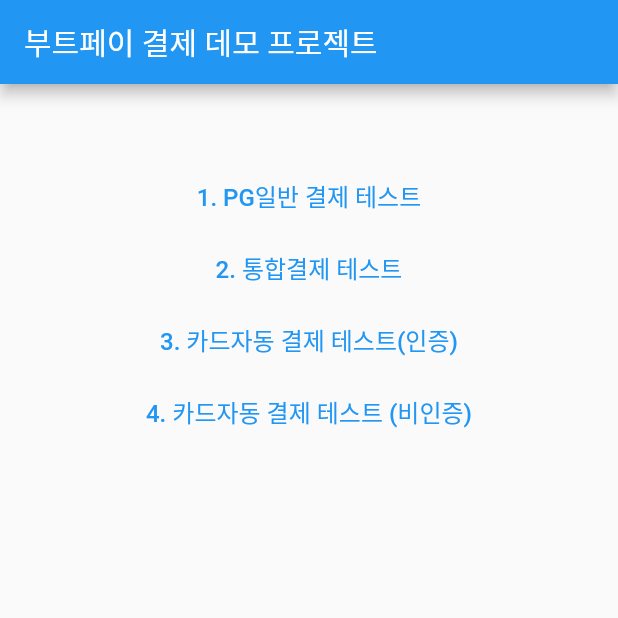
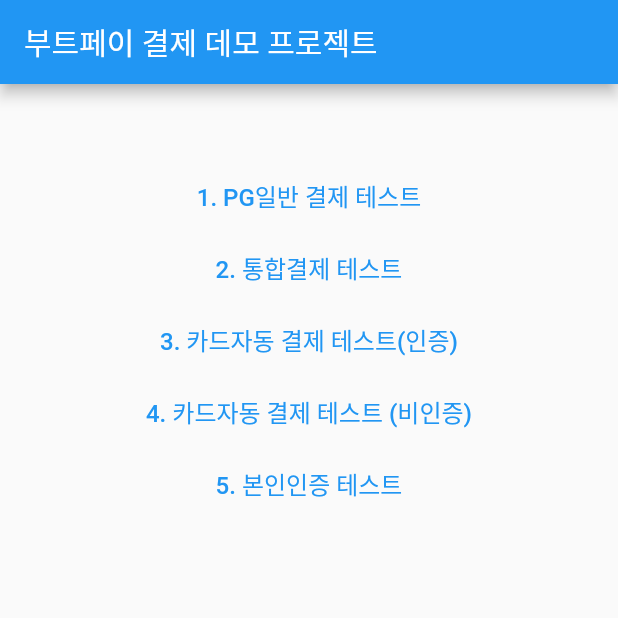
Before and after one commit to chihyeonwon/Flutter-Pay, a Flutter app: the screen it shows after launch, on a phone screen of 412 x 824 dp, the top half of it. Run offline on Flutter 3.47's test engine with Material 2 defaults, Android fonts, the light colour scheme and no system bars; our stand-ins replace get; missing offline and left inert: bootpay.

Commit message:
본인 인증 결제 테스트 버튼 추가

```diff
--- a/lib/main.dart
+++ b/lib/main.dart
@@ -5,6 +5,7 @@
 import 'default_payment.dart';
 import 'subscription_payment.dart';
 import 'subscription_bootpay_payment.dart';
+import 'authentication_payment.dart';
 
 void main() {
   runApp(const MyApp());
@@ -65,6 +66,10 @@
                   onPressed: () => Get.to(SubscriptionBootpayPayment()),
                   child: const Text('4. 카드자동 결제 테스트 (비인증)', style: TextStyle(fontSize: 16.0))
               ),
+              TextButton(
+                  onPressed: () => Get.to(AuthenticationPayment()),
+                  child: const Text('5. 본인인증 테스트', style: TextStyle(fontSize: 16.0))
+              ),
             ],
           ),
         ),
```
